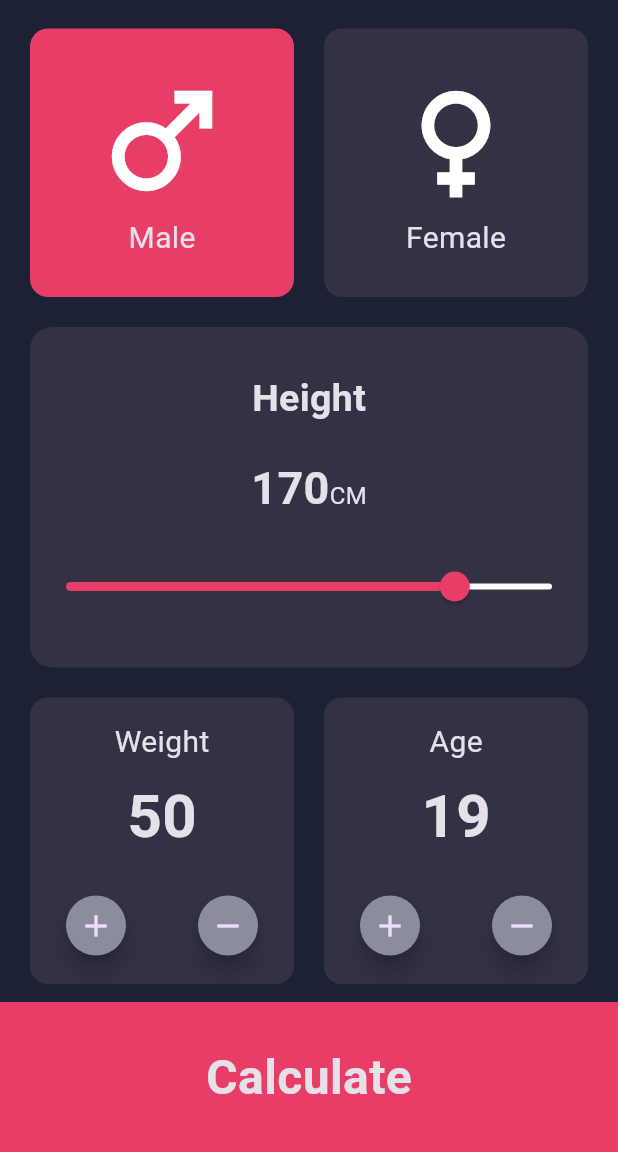
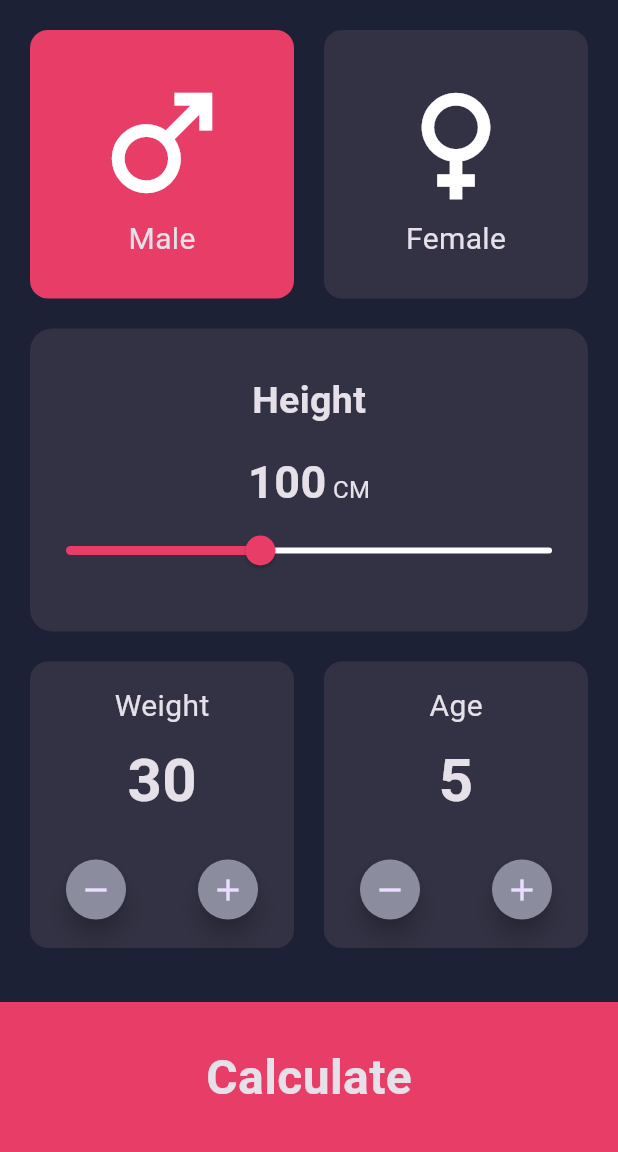
Before and after one commit to AhmedNaderFouad/bmi_calculator_app, a Flutter app: the screen it shows after launch, on a phone screen of 412 x 824 dp, the part 84-1236 px from its top. Run offline on Flutter 3.47's test engine with Material 3 defaults, Android fonts, the phone set to English and light mode, and no system bars.

Commit message:
the final app

```diff
--- a/lib/bmi_application.dart
+++ b/lib/bmi_application.dart
@@ -1,5 +1,5 @@
+import 'package:flutter/material.dart';
 import 'package:bmi_calculator/screens/home_screen.dart';
-import 'package:flutter/material.dart';
 
 class BmiApplication extends StatelessWidget {
   const BmiApplication({super.key});
--- a/lib/screens/home_screen.dart
+++ b/lib/screens/home_screen.dart
@@ -1,3 +1,5 @@
+import 'dart:math';
+import 'package:bmi_calculator/screens/final_screen.dart';
 import 'package:bmi_calculator/widgets/custom_appbar.dart';
 import 'package:bmi_calculator/widgets/data_container.dart';
 import 'package:bmi_calculator/widgets/gender_container.dart';
@@ -13,6 +15,11 @@ class HomeScreen extends StatefulWidget {
 
 class _HomeScreenState extends State<HomeScreen> {
   bool isMale = true;
+  int weight = 30;
+  int age = 5;
+
+  double height = 100;
+
   @override
   Widget build(BuildContext context) {
     return Scaffold(
@@ -20,7 +27,6 @@ class _HomeScreenState extends State<HomeScreen> {
       body: Padding(
         padding: const EdgeInsets.all(20),
         child: Column(
-          spacing: 20,
           children: [
             Row(
               children: [
@@ -29,9 +35,7 @@ class _HomeScreenState extends State<HomeScreen> {
                   icon: Icons.male,
                   isActive: isMale,
                   onTap: () {
-                    setState(() {
-                      isMale = true;
-                    });
+                    setState(() => isMale = true);
                   },
                 ),
                 SizedBox(width: 20),
@@ -40,27 +44,63 @@ class _HomeScreenState extends State<HomeScreen> {
                   icon: Icons.female,
                   isActive: !isMale,
                   onTap: () {
-                    setState(() {
-                      isMale = false;
-                    });
+                    setState(() => isMale = false);
                   },
                 ),
               ],
             ),
 
-            SliderSection(),
+            SizedBox(height: 20),
+
+            SliderSection(
+              onHeightChanged: (double value) {
+                setState(() {
+                  height = value;
+                });
+              },
+            ),
+
+            SizedBox(height: 20),
 
             Row(
               children: [
-                DataContainer(title: 'Weight', value: 50),
+                DataContainer(
+                  title: 'Weight',
+                  value: weight,
+                  increment: () {
+                    if (weight < 201) setState(() => weight++);
+                  },
+                  decrement: () {
+                    if (weight > 0) setState(() => weight--);
+                  },
+                ),
                 SizedBox(width: 20),
-                DataContainer(title: 'Age', value: 19),
+                DataContainer(
+                  title: 'Age',
+                  value: age,
+                  increment: () {
+                    if (age < 80) setState(() => age++);
+                  },
+                  decrement: () {
+                    if (age > 1) setState(() => age--);
+                  },
+                ),
               ],
             ),
           ],
         ),
       ),
-      bottomNavigationBar: Container(
+
+      bottomNavigationBar: InkWell(
+        onTap: () {
+          double bmi = weight / pow((height / 100), 2);
+
+          Navigator.push(
+            context,
+            MaterialPageRoute(builder: (context) => FinalScreen(bmivalue: bmi)),
+          );
+        },
+        child: Container(
           color: Color(0xffE83D67),
           alignment: Alignment.center,
           height: 100,
@@ -69,6 +109,7 @@ class _HomeScreenState extends State<HomeScreen> {
             style: TextStyle(fontSize: 32, fontWeight: FontWeight.w600),
           ),
         ),
+      ),
     );
   }
 }
--- a/lib/widgets/custom_appbar.dart
+++ b/lib/widgets/custom_appbar.dart
@@ -21,5 +21,5 @@ class CustomAppbar extends StatelessWidget implements PreferredSizeWidget {
 
   @override
   // TODO: implement preferredSize
-  Size get preferredSize => Size.fromHeight(55);
+  Size get preferredSize => Size.fromHeight(kToolbarHeight);
 }
--- a/lib/widgets/data_container.dart
+++ b/lib/widgets/data_container.dart
@@ -3,7 +3,15 @@ import 'package:flutter/material.dart';
 class DataContainer extends StatelessWidget {
   final String title;
   final int value;
-  const DataContainer({super.key, required this.title, required this.value});
+  final void Function()? increment;
+  final void Function()? decrement;
+  const DataContainer({
+    super.key,
+    required this.title,
+    required this.value,
+    this.increment,
+    this.decrement,
+  });
 
   @override
   Widget build(BuildContext context) {
@@ -28,21 +36,23 @@ class DataContainer extends StatelessWidget {
 
               children: [
                 FloatingActionButton.small(
-                  onPressed: () {},
+                  key: UniqueKey(),
+                  onPressed: decrement,
+                  backgroundColor: Color(0xff8B8C9E),
+                  shape: RoundedRectangleBorder(
+                    borderRadius: BorderRadius.circular(100),
+                  ),
+                  child: Icon(Icons.remove),
+                ),
+
+                FloatingActionButton.small(
+                  key: UniqueKey(),
+                  onPressed: increment,
                   backgroundColor: Color(0xff8B8C9E),
                   shape: RoundedRectangleBorder(
                     borderRadius: BorderRadius.circular(100),
                   ),
                   child: Icon(Icons.add),
-                ),
-
-                FloatingActionButton.small(
-                  onPressed: () {},
-                  backgroundColor: Color(0xff8B8C9E),
-                  shape: RoundedRectangleBorder(
-                    borderRadius: BorderRadius.circular(100),
-                  ),
-                  child: Icon(Icons.remove),
                 ),
               ],
             ),
--- a/lib/widgets/slider_section.dart
+++ b/lib/widgets/slider_section.dart
@@ -1,14 +1,17 @@
 import 'package:flutter/material.dart';
 
 class SliderSection extends StatefulWidget {
-  const SliderSection({super.key});
+  final Function(double) onHeightChanged;
+
+  const SliderSection({super.key, required this.onHeightChanged});
 
   @override
   State<SliderSection> createState() => _SliderSectionState();
 }
 
 class _SliderSectionState extends State<SliderSection> {
-  double height = 170;
+  double height = 100;
+
   @override
   Widget build(BuildContext context) {
     return Container(
@@ -18,12 +21,13 @@ class _SliderSectionState extends State<SliderSection> {
         color: Color(0xff333244),
       ),
       child: Column(
-        spacing: 20,
         children: [
           Text(
             "Height",
             style: TextStyle(fontWeight: FontWeight.w600, fontSize: 25),
           ),
+
+          SizedBox(height: 15),
 
           Text.rich(
             TextSpan(
@@ -32,21 +36,24 @@ class _SliderSectionState extends State<SliderSection> {
                   text: height.round().toString(),
                   style: TextStyle(fontWeight: FontWeight.w600, fontSize: 30),
                 ),
-                TextSpan(text: "CM", style: TextStyle(fontSize: 16)),
+                TextSpan(text: " CM", style: TextStyle(fontSize: 16)),
               ],
             ),
           ),
 
           Slider(
-            min: 50,
-            max: 200,
+            min: 0,
+            max: 250,
             value: height,
-            onChanged: (value) {
-              height = value;
-              setState(() {});
-            },
             activeColor: Color(0xffE83D67),
             inactiveColor: Colors.white,
+            onChanged: (value) {
+              setState(() {
+                height = value;
+              });
+
+              widget.onHeightChanged(value);
+            },
           ),
         ],
       ),
```
Also changed, not shown: lib/screens/final_screen.dart (added, +90 -0 lines), 22 other files. Lines whose indentation alone changed are shown as unchanged.
